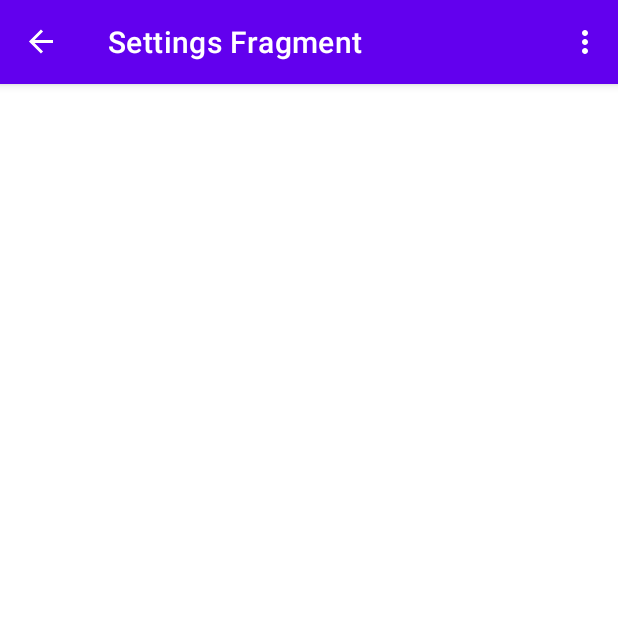
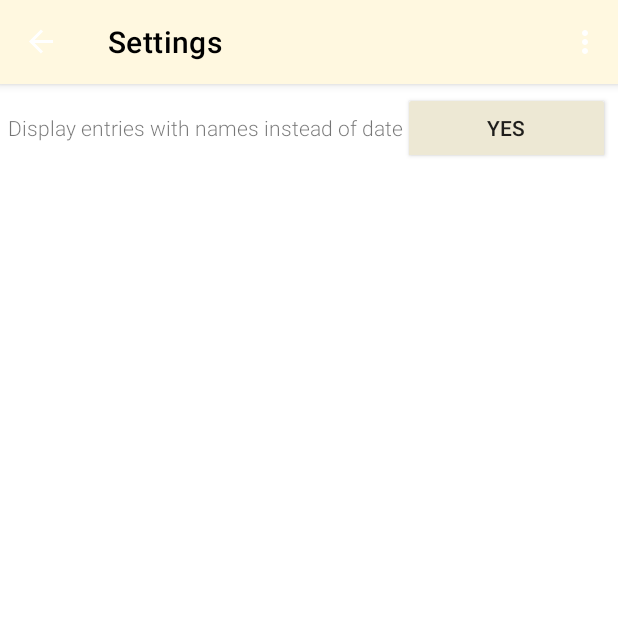
Before and after one commit to otcathatsya/distance-tracking, an Android app: the SettingsFragment screen opened through its navigation route, on a phone screen of 412 x 824 dp, the top half of it. Run offline under Robolectric (Android 15) with nearby library versions, the phone set to English and light mode, and no system bars; our stand-ins replace navigation-ui.

Commit message:
Implement settings page, refactor

```diff
--- a/app/src/main/java/at/cath/HomeFragment.java
+++ b/app/src/main/java/at/cath/HomeFragment.java
@@ -27,6 +27,7 @@ import java.util.List;
 import at.cath.adapters.LocationListAdapter;
 import at.cath.data.LocationEntry;
 import at.cath.databinding.HomeFragmentBinding;
+import at.cath.listeners.MultiSelectionHandler;
 
 public class HomeFragment extends Fragment {
 
@@ -59,8 +60,17 @@ public class HomeFragment extends Fragment {
         RecyclerView recyclerView = binding.locationListView;
 
         fusedLocationClient = LocationServices.getFusedLocationProviderClient(requireActivity());
-        listAdapter = new LocationListAdapter(requireContext(), this::displayDistanceBetween,
-                () -> binding.distanceDisplay.setText(""));
+        listAdapter = new LocationListAdapter(requireContext(), new MultiSelectionHandler.OnSelectRequiredAmountListener<LocationEntry>() {
+            @Override
+            public void onSelectRequiredAmount(List<LocationEntry> elements) {
+                displayDistanceBetween(elements.get(0), elements.get(1));
+            }
+        }, new MultiSelectionHandler.OnDeselect() {
+            @Override
+            public void onDeselect() {
+                binding.distanceDisplay.setText(getText(R.string.add_location_prompt));
+            }
+        });
 
         if (locationEntryStates != null)
             for (LocationEntry entry : locationEntryStates) {
--- a/app/src/main/java/at/cath/MainActivity.java
+++ b/app/src/main/java/at/cath/MainActivity.java
@@ -30,13 +30,14 @@ public class MainActivity extends AppCompatActivity {
     private AppBarConfiguration appBarConfiguration;
 
     private static final int REQUEST_SETTINGS_MODIFICATION = 37;
+    private ActivityMainBinding binding;
     private NavController navController;
 
     @Override
     protected void onCreate(Bundle savedInstanceState) {
         super.onCreate(savedInstanceState);
-        ActivityMainBinding mainBinding = ActivityMainBinding.inflate(getLayoutInflater());
-        setContentView(mainBinding.getRoot());
+        binding = ActivityMainBinding.inflate(getLayoutInflater());
+        setContentView(binding.getRoot());
 
         setSupportActionBar(findViewById(R.id.toolbar));
 
--- a/app/src/main/java/at/cath/SettingsFragment.java
+++ b/app/src/main/java/at/cath/SettingsFragment.java
@@ -1,6 +1,8 @@
 package at.cath;
 
+import android.content.SharedPreferences;
 import android.os.Bundle;
+import android.preference.PreferenceManager;
 import android.view.LayoutInflater;
 import android.view.View;
 import android.view.ViewGroup;
@@ -10,10 +12,10 @@ import androidx.fragment.app.Fragment;
 
 import at.cath.databinding.SettingsFragmentBinding;
 
-// TODO: Implement
 public class SettingsFragment extends Fragment {
 
     private SettingsFragmentBinding binding;
+    private SharedPreferences preferences;
 
     @Override
     public View onCreateView(
@@ -26,6 +28,17 @@ public class SettingsFragment extends Fragment {
 
     public void onViewCreated(@NonNull View view, Bundle savedInstanceState) {
         super.onViewCreated(view, savedInstanceState);
+        this.preferences = PreferenceManager.getDefaultSharedPreferences(requireContext());
+
+        if (preferences.contains("use_names")) {
+            binding.useNameToggle.setChecked(preferences.getBoolean("use_names", true));
+        }
+
+        binding.useNameToggle.setOnCheckedChangeListener((compoundButton, checked) -> {
+            SharedPreferences.Editor editor = preferences.edit();
+            editor.putBoolean("use_names", checked);
+            editor.apply();
+        });
     }
 
 
--- a/app/src/main/java/at/cath/listeners/LocationDistanceHandler.java
+++ /dev/null
@@ -1,33 +0,0 @@
-package at.cath.listeners;
-
-import java.util.List;
-import java.util.function.BiConsumer;
-
-import at.cath.data.SelectableEntry;
-
-public class LocationDistanceHandler<T extends SelectableEntry> implements OnRecyclerViewClick<T> {
-
-    private final BiConsumer<T, T> onSelected;
-    private final Runnable onDeselected;
-
-    public LocationDistanceHandler(BiConsumer<T, T> onSelected, Runnable onDeselected) {
-        this.onSelected = onSelected;
-        this.onDeselected = onDeselected;
-    }
-
-    @Override
-    public void onToggleSelect(T entry, List<T> selected) {
-        int selectedCount = selected.size();
-        if (!entry.isSelected()) {
-            if (selectedCount + 1 > 2)
-                return;
-            else if (selectedCount + 1 == 2) {
-                T other = selected.get(0);
-                onSelected.accept(entry, other);
-            }
-        } else {
-            onDeselected.run();
-        }
-        entry.setSelected(!entry.isSelected());
-    }
-}
--- /dev/null
+++ b/app/src/main/java/at/cath/listeners/MultiSelectionHandler.java
@@ -0,0 +1,46 @@
+package at.cath.listeners;
+
+import java.util.ArrayList;
+import java.util.List;
+import java.util.function.Supplier;
+import java.util.stream.Collectors;
+
+import at.cath.data.SelectableEntry;
+
+public class MultiSelectionHandler<T extends SelectableEntry> {
+
+    private final OnSelectRequiredAmountListener<T> onSelect;
+    private final OnDeselect onDeselect;
+    private final int maxSelections;
+
+    public MultiSelectionHandler(OnSelectRequiredAmountListener<T> onSelect, OnDeselect onDeselect, int maxSelections) {
+        this.onSelect = onSelect;
+        this.onDeselect = onDeselect;
+        this.maxSelections = maxSelections;
+    }
+
+    public void onToggleSelect(T entry, List<T> selected) {
+        List<T> retSelected = new ArrayList<>(selected);
+        if (!entry.isSelected()) {
+            if (retSelected.size() == maxSelections) {
+                return;
+            } else {
+                retSelected.add(entry);
+                if (retSelected.size() == maxSelections) {
+                    onSelect.onSelectRequiredAmount(retSelected);
+                }
+            }
+        } else {
+            onDeselect.onDeselect();
+        }
+        entry.setSelected(!entry.isSelected());
+    }
+
+    public interface OnSelectRequiredAmountListener<T> {
+        void onSelectRequiredAmount(List<T> elements);
+    }
+
+    public interface OnDeselect {
+        void onDeselect();
+    }
+}
--- a/app/src/main/java/at/cath/listeners/OnRecyclerViewClick.java
+++ /dev/null
@@ -1,7 +0,0 @@
-package at.cath.listeners;
-
-import java.util.List;
-
-public interface OnRecyclerViewClick<T> {
-    void onToggleSelect(T t, List<T> selected);
-}
--- a/app/src/main/res/layout/activity_main.xml
+++ b/app/src/main/res/layout/activity_main.xml
@@ -1,5 +1,5 @@
 <?xml version="1.0" encoding="utf-8"?>
-<androidx.constraintlayout.widget.ConstraintLayout xmlns:android="http://schemas.android.com/apk/res/android"
+<androidx.coordinatorlayout.widget.CoordinatorLayout xmlns:android="http://schemas.android.com/apk/res/android"
     xmlns:app="http://schemas.android.com/apk/res-auto"
     xmlns:tools="http://schemas.android.com/tools"
     android:layout_width="match_parent"
@@ -8,7 +8,7 @@
 
     <com.google.android.material.appbar.AppBarLayout
         android:id="@+id/appBarLayout"
-        android:layout_width="0dp"
+        android:layout_width="match_parent"
         android:layout_height="wrap_content"
         android:theme="@style/Theme.Distancetracking.AppBarOverlay"
         app:layout_constraintEnd_toEndOf="parent"
@@ -19,8 +19,10 @@
             android:id="@+id/toolbar"
             android:layout_width="match_parent"
             android:layout_height="?attr/actionBarSize"
-            android:background="?attr/colorPrimary"
-            app:popupTheme="@style/Theme.Distancetracking.PopupOverlay" />
+            android:background="@color/app_bar"
+            app:layout_scrollFlags="scroll"
+            app:popupTheme="@style/Theme.Distancetracking.PopupOverlay"
+            app:titleTextColor="@color/black" />
 
     </com.google.android.material.appbar.AppBarLayout>
 
@@ -36,4 +38,4 @@
         app:layout_constraintTop_toTopOf="parent"
         app:navGraph="@navigation/nav_graph" />
 
-</androidx.constraintlayout.widget.ConstraintLayout>
+</androidx.coordinatorlayout.widget.CoordinatorLayout>
--- a/app/src/main/res/layout/location_entry.xml
+++ b/app/src/main/res/layout/location_entry.xml
@@ -9,7 +9,7 @@
     android:clickable="true"
     android:focusable="true"
     android:foreground="?selectableItemBackground"
-    card_view:cardBackgroundColor="#FFFF"
+    card_view:cardBackgroundColor="@color/app_bar"
     card_view:cardCornerRadius="8dp"
     card_view:contentPadding="10dp">
 
--- a/app/src/main/res/layout/settings_fragment.xml
+++ b/app/src/main/res/layout/settings_fragment.xml
@@ -1,9 +1,44 @@
 <?xml version="1.0" encoding="utf-8"?>
 <androidx.constraintlayout.widget.ConstraintLayout xmlns:android="http://schemas.android.com/apk/res/android"
-    xmlns:tools="http://schemas.android.com/tools"
+    xmlns:app="http://schemas.android.com/apk/res-auto"
+    android:id="@+id/settingsLayout"
     android:layout_width="match_parent"
     android:layout_height="match_parent"
-    tools:context=".SettingsFragment">
+    android:clipChildren="false"
+    android:clipToPadding="false"
+    app:layout_behavior="@string/appbar_scrolling_view_behavior">
+
+    <RelativeLayout
+        android:id="@+id/settingsWrapper"
+        android:layout_width="match_parent"
+        android:layout_height="wrap_content"
+        android:layout_marginTop="?attr/actionBarSize"
+        app:layout_constraintTop_toTopOf="parent"
+        app:layout_constraintLeft_toLeftOf="parent"
+        app:layout_constraintRight_toRightOf="parent"
+        android:padding="5dp">
+
+        <TextView
+            android:id="@+id/useNameLabel"
+            android:layout_width="wrap_content"
+            android:layout_height="wrap_content"
+            android:layout_centerVertical="true"
+            android:text="@string/settings_use_names"
+            android:textSize="14sp"
+            app:layout_constraintLeft_toLeftOf="parent"
+            app:layout_constraintTop_toTopOf="parent" />
+
+        <ToggleButton
+            android:id="@+id/useNameToggle"
+            android:layout_width="match_parent"
+            android:layout_height="wrap_content"
+            android:layout_toEndOf="@id/useNameLabel"
+            android:backgroundTint="@color/primary"
+            android:checked="true"
+            android:textOff="No"
+            android:textOn="Yes"
+            app:layout_constraintStart_toEndOf="@id/useNameLabel" />
+    </RelativeLayout>
 
 
 </androidx.constraintlayout.widget.ConstraintLayout>
--- a/app/src/main/res/menu/menu_main.xml
+++ b/app/src/main/res/menu/menu_main.xml
@@ -5,6 +5,6 @@
     <item
         android:id="@+id/action_settings"
         android:orderInCategory="100"
-        android:title="@string/action_settings"
+        android:title="@string/settings_label"
         app:showAsAction="never" />
 </menu>
--- a/app/src/main/res/values-night/themes.xml
+++ b/app/src/main/res/values-night/themes.xml
@@ -2,12 +2,12 @@
     <!-- Base application theme. -->
     <style name="Theme.Distancetracking" parent="Theme.MaterialComponents.DayNight.DarkActionBar">
         <!-- Primary brand color. -->
-        <item name="colorPrimary">@color/purple_200</item>
-        <item name="colorPrimaryVariant">@color/purple_700</item>
+        <item name="colorPrimary">@color/primary</item>
+        <item name="colorPrimaryVariant">@color/secondary</item>
         <item name="colorOnPrimary">@color/black</item>
         <!-- Secondary brand color. -->
-        <item name="colorSecondary">@color/teal_200</item>
-        <item name="colorSecondaryVariant">@color/teal_200</item>
+        <item name="colorSecondary">@color/primary</item>
+        <item name="colorSecondaryVariant">@color/secondary</item>
         <item name="colorOnSecondary">@color/black</item>
         <!-- Status bar color. -->
         <item name="android:statusBarColor" tools:targetApi="l">?attr/colorPrimaryVariant</item>
--- a/app/src/main/res/values/colors.xml
+++ b/app/src/main/res/values/colors.xml
@@ -1,12 +1,9 @@
 <?xml version="1.0" encoding="utf-8"?>
 <resources>
-    <color name="purple_200">#FFBB86FC</color>
-    <color name="purple_500">#FF6200EE</color>
-    <color name="purple_700">#FF3700B3</color>
-    <color name="teal_200">#FF03DAC5</color>
-    <color name="teal_700">#FF018786</color>
+    <color name="primary">#EDE8D4</color>
+    <color name="secondary">#EBE4D5</color>
     <color name="black">#FF000000</color>
-    <color name="highlight">#e7dce8</color>
+    <color name="highlight">#E3EEAA</color>
     <color name="white">#FFFFFFFF</color>
-    <color name="removeElement">#99cf1549</color>
+    <color name="app_bar">#fff8e0</color>
 </resources>
--- a/app/src/main/res/values/strings.xml
+++ b/app/src/main/res/values/strings.xml
@@ -1,10 +1,12 @@
 <resources>
     <string name="app_name">Distance Tracking</string>
-    <string name="action_settings">Settings</string>
-    <!-- Strings used for fragments for navigation -->
-    <string name="settings_label">Settings Fragment</string>
+    <string name="settings_label">Settings</string>
     <string name="next">Next</string>
     <string name="previous">Previous</string>
     <string name="loc_entry_date_label"><b><h1>Time taken</h1></b>: %1$s</string>
-    <string name="loc_distance_label"><b><h1>Distance</h1></b>: %1$s</string>
+    <string name="loc_distance_label"><b><h1>Distance</h1></b>: %1$sm</string>
+    <string name="add_location_prompt">Select or add to start</string>
+    <string name="edit_loc_prompt">Name location:</string>
+    <string name="loc_entry_name_label">Location %1d</string>
+    <string name="settings_use_names">Display entries with names instead of date</string>
 </resources>
--- a/app/src/main/res/values/themes.xml
+++ b/app/src/main/res/values/themes.xml
@@ -2,16 +2,22 @@
     <!-- Base application theme. -->
     <style name="Theme.Distancetracking" parent="Theme.MaterialComponents.DayNight.DarkActionBar">
         <!-- Primary brand color. -->
-        <item name="colorPrimary">@color/purple_500</item>
-        <item name="colorPrimaryVariant">@color/purple_700</item>
-        <item name="colorOnPrimary">@color/white</item>
+        <item name="android:textViewStyle">@style/RobotoTextViewStyle</item>
+        <item name="colorPrimary">@color/primary</item>
+        <item name="colorPrimaryVariant">@color/secondary</item>
+        <item name="colorOnPrimary">@color/black</item>
         <!-- Secondary brand color. -->
-        <item name="colorSecondary">@color/teal_200</item>
-        <item name="colorSecondaryVariant">@color/teal_700</item>
+        <item name="colorSecondary">@color/primary</item>
+        <item name="colorSecondaryVariant">@color/secondary</item>
         <item name="colorOnSecondary">@color/black</item>
         <!-- Status bar color. -->
         <item name="android:statusBarColor" tools:targetApi="l">?attr/colorPrimaryVariant</item>
+
         <!-- Customize your theme here. -->
+    </style>
+
+    <style name="RobotoTextViewStyle" parent="android:Widget.TextView">
+        <item name="android:fontFamily">sans-serif-light</item>
     </style>
 
     <style name="Theme.Distancetracking.NoActionBar">
@@ -21,5 +27,7 @@
 
     <style name="Theme.Distancetracking.AppBarOverlay" parent="ThemeOverlay.AppCompat.Dark.ActionBar" />
 
-    <style name="Theme.Distancetracking.PopupOverlay" parent="ThemeOverlay.AppCompat.Light" />
+    <style name="Theme.Distancetracking.PopupOverlay" parent="ThemeOverlay.AppCompat.Light">
+        <item name="android:textColorSecondary">@color/black</item>
+    </style>
 </resources>
```
Also changed, not shown: app/src/main/java/at/cath/adapters/LocationListAdapter.java (+51 -15 lines), app/src/main/res/layout/home_fragment.xml (+39 -20 lines).
